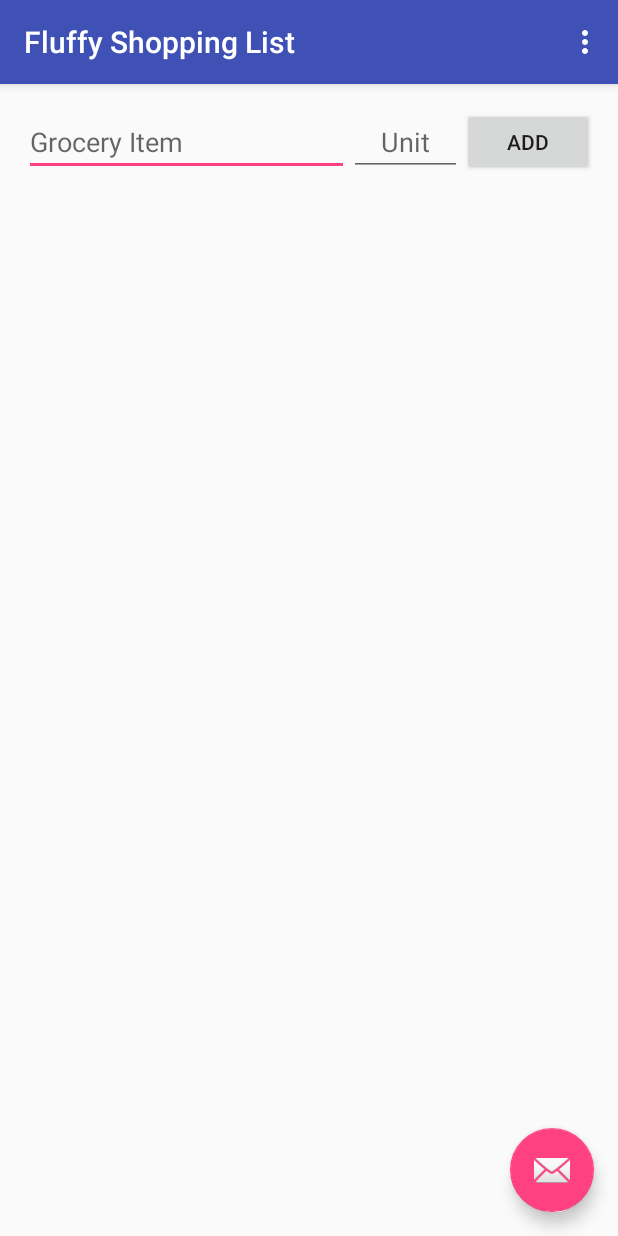
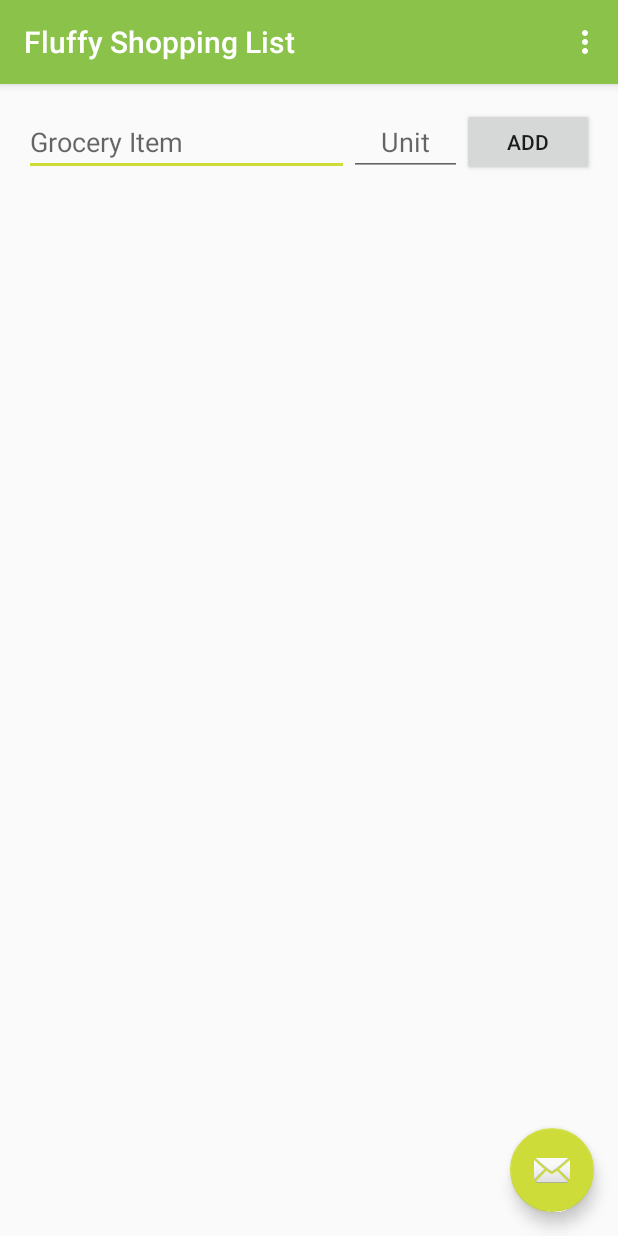
Before and after one commit to Frostlight/Fluffy-Shopping-List, an Android app: the screen it shows after launch (MainActivity), on a phone screen of 412 x 824 dp. Run offline under Robolectric (Android 15) with nearby library versions, the phone set to English and light mode, and no system bars.

Commit message:
Set up colors, added divider to list view

```diff
--- a/app/src/main/res/layout/fragment_main.xml
+++ b/app/src/main/res/layout/fragment_main.xml
@@ -48,6 +48,8 @@
         android:id="@+id/groceryListView"
         android:layout_alignParentLeft="true"
         android:layout_alignParentStart="true"
-        android:layout_below="@+id/groceryItemEdit" />
+        android:layout_below="@+id/groceryItemEdit"
+        android:divider="@color/colorDivider"
+        android:dividerHeight="1dp"/>
 
 </RelativeLayout>
--- a/app/src/main/res/values/colors.xml
+++ b/app/src/main/res/values/colors.xml
@@ -1,6 +1,10 @@
 <?xml version="1.0" encoding="utf-8"?>
 <resources>
-    <color name="colorPrimary">#3F51B5</color>
-    <color name="colorPrimaryDark">#303F9F</color>
-    <color name="colorAccent">#FF4081</color>
+    <color name="colorPrimary">#8BC34A</color>
+    <color name="colorPrimaryDark">#689F38</color>
+    <color name="colorPrimaryLight">#DCEDC8</color>
+    <color name="colorAccent">#CDDC39</color>
+    <color name="colorText">#212121</color>
+    <color name="colorTextSecondary">#757575</color>
+    <color name="colorDivider">#BDBDBD</color>
 </resources>
```
